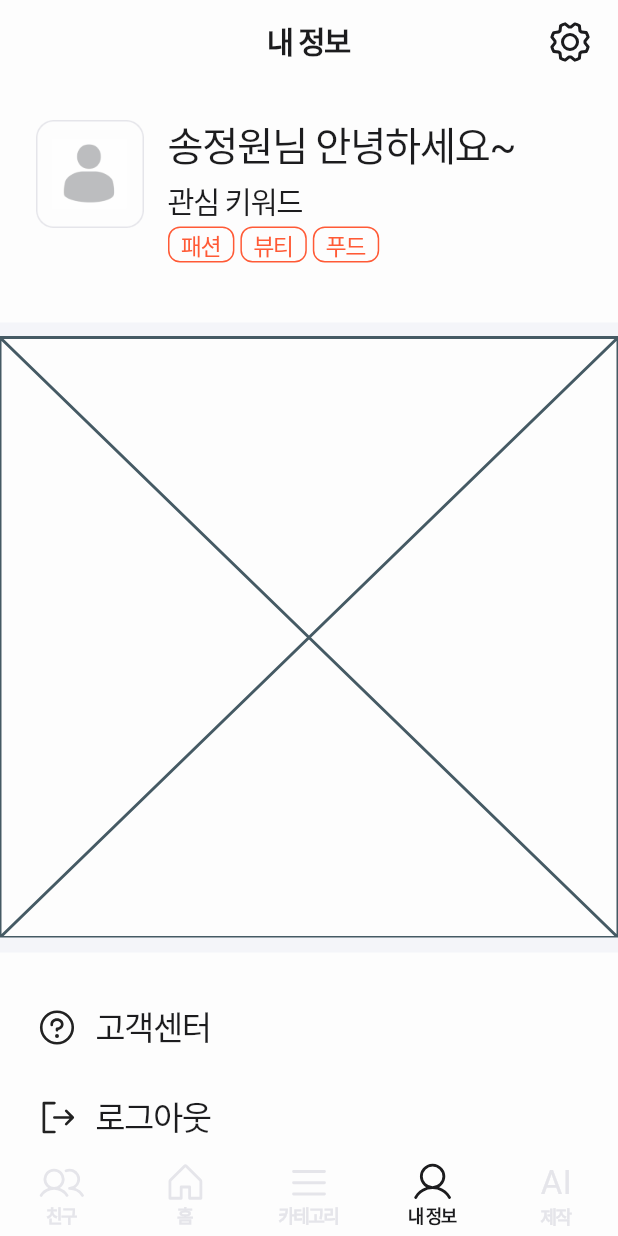
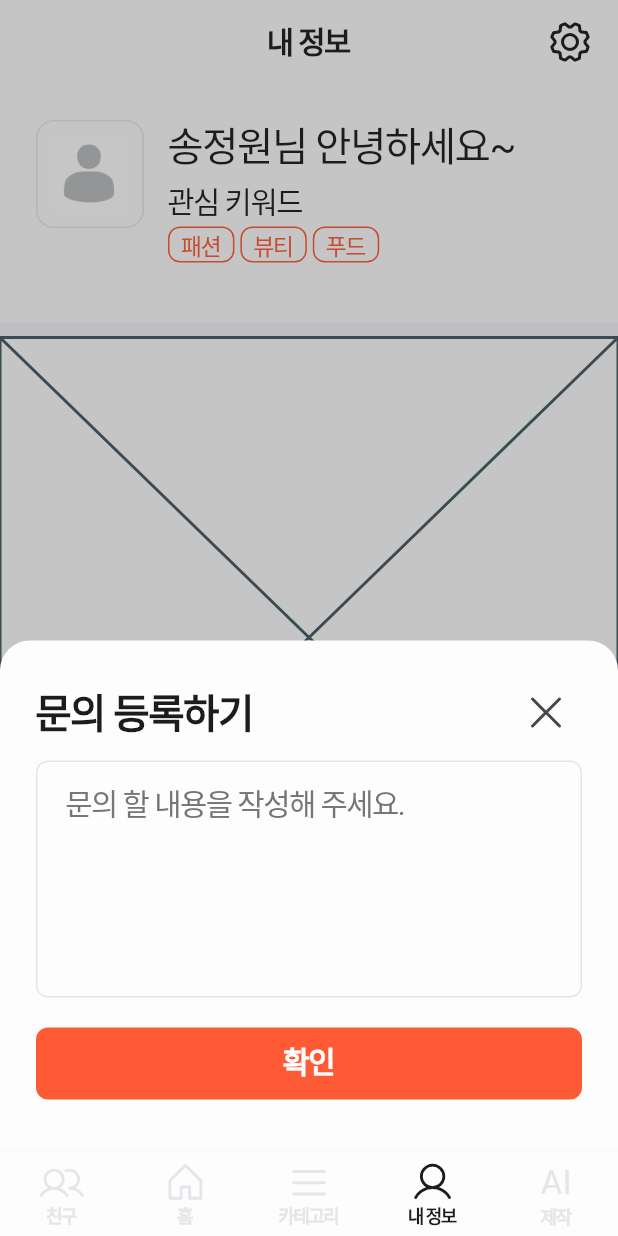
Before and after one commit to yeongwooCho/mosaico, a Flutter app: the ProfileScreen screen opened by its route, after a tap on "고객센터", on a phone screen of 412 x 824 dp. Run offline on Flutter 3.47's test engine with Material 3 defaults, Android fonts, the phone set to English and light mode, and no system bars; our stand-ins replace fl_chart, flutter_riverpod, fluttertoast, go_router, multi_dropdown, phosphor_flutter and 1 more; missing offline and left inert: hidable; Roboto replaces fonts that are missing (Pretendard); project files that could hold a hidden picture were left out.

Commit message:
[feat] show_component_modal_bottom_sheet 구현

```diff
--- a/lib/common/component/show/show_component_modal_bottom_sheet.dart
+++ b/lib/common/component/show/show_component_modal_bottom_sheet.dart
@@ -1,6 +1,7 @@
 import 'package:flutter/material.dart';
 import 'package:mosaico/category/component/category_model_bottom_sheet.dart';
 import 'package:mosaico/common/const/colors.dart';
+import 'package:mosaico/profile/component/customer_center_modal_bottom_sheet.dart';
 
 void showCategoryModalBottomSheet({required BuildContext context}) {
   showModalBottomSheet(
@@ -15,3 +16,17 @@ void showCategoryModalBottomSheet({required BuildContext context}) {
     },
   );
 }
+
+void showCustomerCenterModalBottomSheet({required BuildContext context}) {
+  showModalBottomSheet(
+    useSafeArea: true,
+    isDismissible: true,
+    isScrollControlled: true,
+    context: context,
+    barrierColor: MyColor.barrier,
+    backgroundColor: MyColor.empty,
+    builder: (_) {
+      return CustomerCenterModalBottomSheet();
+    },
+  );
+}
--- /dev/null
+++ b/lib/profile/component/customer_center_modal_bottom_sheet.dart
@@ -0,0 +1,70 @@
+import 'package:flutter/material.dart';
+import 'package:flutter_riverpod/flutter_riverpod.dart';
+import 'package:go_router/go_router.dart';
+import 'package:mosaico/common/component/custom_text_form_field.dart';
+import 'package:mosaico/common/component/default_button.dart';
+import 'package:mosaico/common/component/show/show_custom_toast.dart';
+import 'package:mosaico/common/const/colors.dart';
+import 'package:mosaico/common/const/text_styles.dart';
+import 'package:phosphor_flutter/phosphor_flutter.dart';
+
+class CustomerCenterModalBottomSheet extends ConsumerWidget {
+  static String get routeName => "customer_center";
+
+  const CustomerCenterModalBottomSheet({super.key});
+
+  @override
+  Widget build(BuildContext context, WidgetRef ref) {
+    return Container(
+      height: 340.0,
+      decoration: const BoxDecoration(
+        color: MyColor.white,
+        borderRadius: BorderRadius.vertical(
+          top: Radius.circular(20.0),
+        ),
+      ),
+      child: Padding(
+        padding: const EdgeInsets.all(24.0),
+        child: Column(
+          crossAxisAlignment: CrossAxisAlignment.stretch,
+          children: [
+            Row(
+              mainAxisAlignment: MainAxisAlignment.spaceBetween,
+              children: [
+                const Text(
+                  '문의 등록하기',
+                  style: MyTextStyle.bigTitleBold,
+                ),
+                IconButton(
+                  onPressed: () {
+                    context.pop();
+                  },
+                  icon: PhosphorIcon(PhosphorIcons.x()),
+                  iconSize: 32.0,
+                )
+              ],
+            ),
+            const SizedBox(height: 8.0),
+            CustomTextFormField(
+              onChanged: (String? value) {},
+              onSaved: (String? value) {},
+              validator: (String? value) {
+                return null;
+              },
+              hintText: "문의 할 내용을 작성해 주세요.",
+              maxLines: 6,
+            ),
+            const SizedBox(height: 20.0),
+            PrimaryButton(
+              onPressed: () {
+                showCustomToast(context, msg: "등록이 완료되었습니다.");
+                context.pop();
+              },
+              child: const Text('확인'),
+            ),
+          ],
+        ),
+      ),
+    );
+  }
+}
--- a/lib/profile/view/profile_screen.dart
+++ b/lib/profile/view/profile_screen.dart
@@ -1,6 +1,7 @@
 import 'package:flutter/material.dart';
 import 'package:flutter_riverpod/flutter_riverpod.dart';
 import 'package:go_router/go_router.dart';
+import 'package:mosaico/common/component/show/show_component_modal_bottom_sheet.dart';
 import 'package:mosaico/common/component/show/show_cupertino_alert.dart';
 import 'package:mosaico/common/const/colors.dart';
 import 'package:mosaico/common/const/image_path.dart';
@@ -67,7 +68,9 @@ class ProfileScreen extends ConsumerWidget {
                 size: 28.0,
               ),
               title: '고객센터',
-              onTap: () {},
+              onTap: () {
+                showCustomerCenterModalBottomSheet(context: context);
+              },
             ),
             renderIconAndTextButton(
               icon: PhosphorIcon(
```
